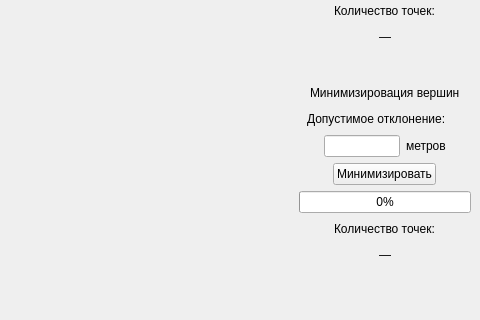
First picture: the form in View/view.ui, repository safosaffers/KMLViewer, before the edit; both pictures show x 398 to 878 and y 122 to 442 of the 878 by 644 pixel window.
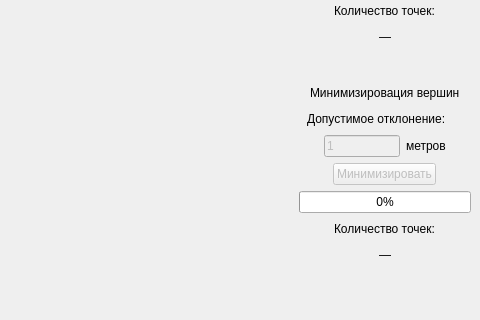
Second picture: the form after the edit.

Commit message: UI: add epsilon >= 1 constraint and enable simplification controls after model load

Patch:
```diff
--- a/View/view.ui
+++ b/View/view.ui
@@ -390,12 +390,18 @@
           </item>
           <item>
            <widget class="QLineEdit" name="leEpsilon">
+            <property name="enabled">
+             <bool>false</bool>
+            </property>
             <property name="minimumSize">
              <size>
               <width>50</width>
               <height>0</height>
              </size>
             </property>
+            <property name="text">
+             <string>1</string>
+            </property>
            </widget>
           </item>
           <item>
@@ -443,6 +449,9 @@
           </item>
           <item>
            <widget class="QPushButton" name="btnSimplifyPoligons">
+            <property name="enabled">
+             <bool>false</bool>
+            </property>
             <property name="text">
              <string>Минимизировать</string>
             </property>
```
The commit also changes 2 other files.
